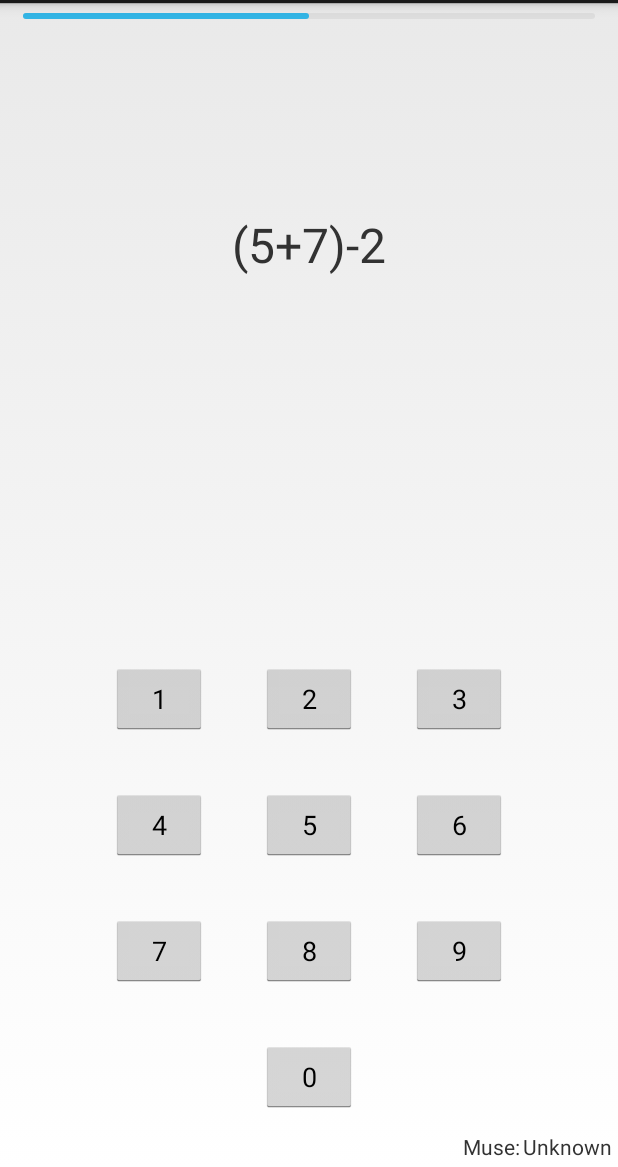
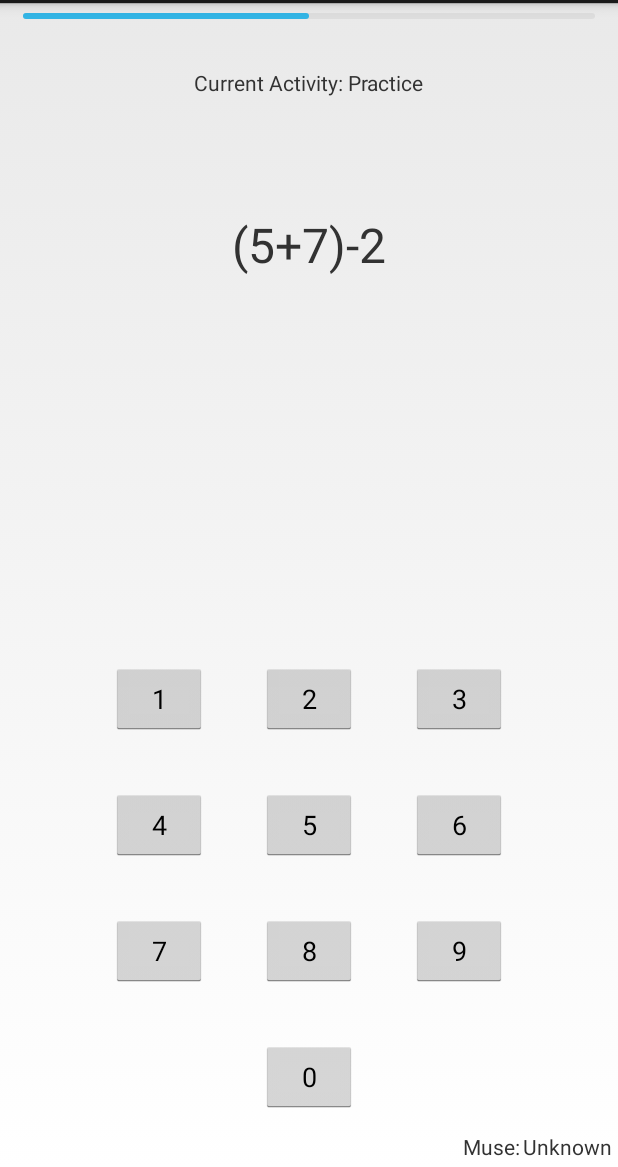
Before and after one commit to zhijiee/FocusDataCollection, an Android app: the Activity_Record_Data screen opened directly, with no data from a screen before it, on a phone screen of 412 x 824 dp, the part 69-1236 px from its top. Run offline under Robolectric (Android 15) with nearby library versions, the phone set to English and light mode, and no system bars; 2 statements that could not run were skipped.

Commit message:
Progressbar timer
onclick for buttons

next need to generate questions.

```diff
--- a/app/src/main/java/com/zhijie/focus/Activity_Record_Data.java
+++ b/app/src/main/java/com/zhijie/focus/Activity_Record_Data.java
@@ -11,11 +11,13 @@ import android.content.Context;
 import android.content.DialogInterface;
 import android.content.Intent;
 import android.os.Bundle;
+import android.os.CountDownTimer;
 import android.os.Environment;
 import android.os.Handler;
-import android.os.Looper;
 import android.util.Log;
+import android.view.View;
 import android.widget.Button;
+import android.widget.ProgressBar;
 import android.widget.TextView;
 import android.widget.Toast;
 
@@ -45,7 +47,7 @@ import java.util.concurrent.atomic.AtomicReference;
     TODO: Create Spinner while connecting
     TODO: Better connection animation
  */
-public class Activity_Record_Data extends Activity {
+public class Activity_Record_Data extends Activity implements View.OnClickListener {
 
     private final String TAG = "TestLibMuseAndroid";
     private final Handler handler = new Handler();
@@ -55,54 +57,23 @@ public class Activity_Record_Data extends Activity {
     private final double[] eegBuffer = new double[6];
     private final double[] alphaBuffer = new double[6];
     private final double[] accelBuffer = new double[3];
-    /**
-     * We don't want to block the UI thread while we write to a file, so the file
-     * writing is moved to a separate thread.
-     */
-    private final Thread fileThread = new Thread() {
-        @Override
-        public void run() {
-            Looper.prepare();
 
-            SimpleDateFormat formatter = new SimpleDateFormat("dd_MM_yyyy_HH_mm_ss", Locale.US);
-            Date now = new Date();
-            String fileName = formatter.format(now) + ".muse";
-
-            fileHandler.set(new Handler());
-            final File dir = getExternalFilesDir(Environment.DIRECTORY_DOWNLOADS);
-            final File file = new File(dir, fileName);
-            // MuseFileWriter will append to an existing file.
-            // In this case, we want to start fresh so the file
-            // if it exists.
-            if (file.exists()) {
-                file.delete();
-            }
-            Log.i(TAG, "Writing data to: " + file.getAbsolutePath());
-            fileWriter.set(MuseFileFactory.getMuseFileWriter(file));
-            Looper.loop();
-        }
-    };
     AlertDialog dialog;
     private Muse muse;
     private MuseManagerAndroid manager;
     private DataListener dataListener; // Receive packets from connected band
     private ConnectionListener connectionListener; //Headband connection Status
-    private boolean eegStale;
-    private boolean alphaStale;
-    private boolean accelStale;
+
+    private boolean recording = false;
+
     private Context context;
-    private boolean recording = false;
-    private Button start_record_btn;
-    private TextView instr_textview;
-    private Runnable recording_events = new Runnable() {
-        @Override
-        public void run() {
-            // todo: Create the sequence of events for the users to perform to record the data
-//            instr_textview.setText("Instructions to tell users what to do! TODO");
+
+    private TextView tv_current_activity_instr;
+    private TextView tv_arith_question;
+    private ProgressBar pb_timer;
 
 
-        }
-    };
+
 
     @Override
     protected void onCreate(Bundle savedInstanceState) {
@@ -119,9 +90,6 @@ public class Activity_Record_Data extends Activity {
         connectionListener = new ConnectionListener(weakActivity); //Status of Muse Headband
         dataListener = new DataListener(weakActivity); //Get data from EEG
 
-//        fileThread.start(); // Start File Thread
-
-
         // Connect Muse Activity
         Intent i = new Intent(this, Activity_Connect_Muse.class);
         startActivityForResult(i, R.integer.SELECT_MUSE_REQUEST);
@@ -130,30 +98,161 @@ public class Activity_Record_Data extends Activity {
 
     }
 
-    private void initFileWriter() {
-        SimpleDateFormat formatter = new SimpleDateFormat("dd_MM_yyyy_HH_mm_ss", Locale.US);
-        Date now = new Date();
-        String fileName = formatter.format(now) + ".muse";
+    @Override
+    public void onClick(View v) {
+        switch (v.getId()) {
+            case R.id.ans0:
+                Log.d(TAG, "Ans0");
 
-        fileHandler.set(new Handler());
-        final File dir = getExternalFilesDir(Environment.DIRECTORY_DOWNLOADS);
-        final File file = new File(dir, fileName);
-        // MuseFileWriter will append to an existing file.
-        // In this case, we want to start fresh so the file
-        // if it exists.
-        if (file.exists()) {
-            file.delete();
+//                int time = 120 * 1000;
+//                pb_timer.setMax(time/1000);
+//                new CountDownTimer(time,1000) {
+//                    @Override
+//                    public void onTick(long millisUntilFinished) {
+//                        int progress = (int) (millisUntilFinished/1000);
+//                        tv_arith_question.setText("Time:" + progress);
+//                        pb_timer.setProgress(progress);
+//                    }
+//
+//                    @Override
+//                    public void onFinish() {
+//                        pb_timer.setProgress(0);
+//                    }
+//                }.start();
+
+                break;
+            case R.id.ans1:
+                Log.d(TAG, "Ans1");
+                break;
+            case R.id.ans2:
+                Log.d(TAG, "Ans2");
+                break;
+            case R.id.ans3:
+                Log.d(TAG, "Ans3");
+                break;
+            case R.id.ans4:
+                Log.d(TAG, "Ans4");
+                break;
+            case R.id.ans5:
+                Log.d(TAG, "Ans5");
+                break;
+            case R.id.ans6:
+                Log.d(TAG, "Ans6");
+                break;
+            case R.id.ans7:
+                Log.d(TAG, "Ans7");
+                break;
+            case R.id.ans8:
+                Log.d(TAG, "Ans8");
+                break;
+            case R.id.ans9:
+                Log.d(TAG, "Ans9");
+                break;
+
+            default:
+                Toast.makeText(this, "MISSING BREAK STATEMENT/ NO SUCH BUTTON", Toast.LENGTH_LONG).show();
+
         }
-        Log.i(TAG, "Writing data to: " + file.getAbsolutePath());
-        fileWriter.set(MuseFileFactory.getMuseFileWriter(file));
+
     }
 
-    /*
-     *  -------------- Return from startActivityForResult ------------------
-     */
+    /* Test Sequences */
+    private void start_arithmetic_test_dialog() {
+        // 1. Instantiate an AlertDialog.Builder with its constructor
+        AlertDialog.Builder builder = new AlertDialog.Builder(context);
+
+        // 2. Chain together various setter methods to set the dialog characteristics
+        builder.setMessage(R.string.arith_test_instruction)
+                .setTitle("Instructions");
+
+
+        builder.setPositiveButton("Begin Test", new DialogInterface.OnClickListener() {
+            public void onClick(DialogInterface dialog, int id) {
+                // Start Recording Data
+                initFileWriter();
+                fileWriter.get().addAnnotationString(0, "Recording Started");
+                recording = true;
+                handler.post(arith_test_sequence);
+                Log.d(TAG, "Start EEG Recording to file!");
+            }
+        });
+
+        // 3. Get the AlertDialog from create()
+        dialog = builder.create();
+        dialog.setCancelable(false);
+        dialog.setCanceledOnTouchOutside(false);
+        dialog.show();
+
+//        (dialog).getButton(AlertDialog.BUTTON_POSITIVE)
+//                .setEnabled(false);
+
+    }
+
+    private Runnable arith_test_sequence = new Runnable() {
+        @Override
+        public void run() {
+            handler.post(arith_test_ui_update); //Begin UI Updates
+            tv_current_activity_instr.setText("Activity: Practice! 2 Min");
+
+            tv_arith_question.setText("question la"); // todo generate and set question
+
+            int time = 120 * 1000;
+            pb_timer.setMax(time / 1000);
+            new CountDownTimer(time, 1000) {
+                @Override
+                public void onTick(long millisUntilFinished) {
+                    int progress = (int) (millisUntilFinished / 1000);
+                    tv_arith_question.setText("Time:" + progress);
+                    pb_timer.setProgress(progress);
+                }
+
+                @Override
+                public void onFinish() {
+                    pb_timer.setProgress(0);
+                }
+            }.start();
+        }
+    };
+
+    // TODO UPDATE PROGRESS BAR
+    // TODO UPDATE TIMER COUNTDOWN
+    private Runnable arith_test_ui_update = new Runnable() {
+        @Override
+        public void run() {
+
+            handler.postDelayed(arith_test_ui_update, 1000 / 60);
+        }
+    };
 
     private void initUI() {
         setContentView(R.layout.arithmetic_task);
+        tv_current_activity_instr = findViewById(R.id.current_activity_instr);
+        tv_arith_question = findViewById(R.id.arith_question);
+        pb_timer = findViewById(R.id.timer_progressbar);
+
+        //Buttons
+        Button a0 = findViewById(R.id.ans0);
+        Button a1 = findViewById(R.id.ans1);
+        Button a2 = findViewById(R.id.ans2);
+        Button a3 = findViewById(R.id.ans3);
+        Button a4 = findViewById(R.id.ans4);
+        Button a5 = findViewById(R.id.ans5);
+        Button a6 = findViewById(R.id.ans6);
+        Button a7 = findViewById(R.id.ans7);
+        Button a8 = findViewById(R.id.ans8);
+        Button a9 = findViewById(R.id.ans9);
+
+        a0.setOnClickListener(this);
+        a1.setOnClickListener(this);
+        a2.setOnClickListener(this);
+        a3.setOnClickListener(this);
+        a4.setOnClickListener(this);
+        a5.setOnClickListener(this);
+        a6.setOnClickListener(this);
+        a7.setOnClickListener(this);
+        a8.setOnClickListener(this);
+        a9.setOnClickListener(this);
+
 
 //        start_record_btn = findViewById(R.id.start_recording);
 //        start_record_btn.setEnabled(false);
@@ -171,37 +270,11 @@ public class Activity_Record_Data extends Activity {
 
     }
 
-    private void start_arithmetic_test_dialog() {
-        // 1. Instantiate an AlertDialog.Builder with its constructor
-        AlertDialog.Builder builder = new AlertDialog.Builder(context);
-
-        // 2. Chain together various setter methods to set the dialog characteristics
-        builder.setMessage(R.string.arith_test_instruction)
-                .setTitle("Instructions");
+    /*
+     *  -------------- Return from startActivityForResult ------------------
+     */
 
 
-        builder.setPositiveButton("Begin Test", new DialogInterface.OnClickListener() {
-            public void onClick(DialogInterface dialog, int id) {
-                // Start Recording Data
-                initFileWriter();
-                fileWriter.get().addAnnotationString(0, "Recording Started");
-                recording = true;
-                handler.post(recording_events);
-                Log.d(TAG, "Start EEG Recording to file!");
-            }
-        });
-
-        // 3. Get the AlertDialog from create()
-        dialog = builder.create();
-        dialog.setCancelable(false);
-        dialog.setCanceledOnTouchOutside(false);
-        dialog.show();
-
-        (dialog).getButton(AlertDialog.BUTTON_POSITIVE)
-                .setEnabled(false);
-
-
-    }
     @Override
     protected void onActivityResult(int requestCode, int resultCode, Intent data) {
 
@@ -221,9 +294,6 @@ public class Activity_Record_Data extends Activity {
             }
         }
     }
-    /*
-     * -------------------- Begin File I/O --------------------------
-     */
 
     private final void connect_to_muse() {
         muse.unregisterAllListeners();
@@ -240,6 +310,54 @@ public class Activity_Record_Data extends Activity {
 
     }
 
+    /*
+     * -------------------- Begin File I/O --------------------------
+     */
+    private void initFileWriter() {
+        SimpleDateFormat formatter = new SimpleDateFormat("dd_MM_yyyy_HH_mm_ss", Locale.US);
+        Date now = new Date();
+        String fileName = formatter.format(now) + ".muse";
+
+        fileHandler.set(new Handler());
+        final File dir = getExternalFilesDir(Environment.DIRECTORY_DOWNLOADS);
+        final File file = new File(dir, fileName);
+        // MuseFileWriter will append to an existing file.
+        // In this case, we want to start fresh so the file
+        // if it exists.
+        if (file.exists()) {
+            file.delete();
+        }
+        Log.i(TAG, "Writing data to: " + file.getAbsolutePath());
+        fileWriter.set(MuseFileFactory.getMuseFileWriter(file));
+    }
+
+//    /**
+//     * We don't want to block the UI thread while we write to a file, so the file
+//     * writing is moved to a separate thread.
+//     */
+//    private final Thread fileThread = new Thread() {
+//        @Override
+//        public void run() {
+//            Looper.prepare();
+//
+//            SimpleDateFormat formatter = new SimpleDateFormat("dd_MM_yyyy_HH_mm_ss", Locale.US);
+//            Date now = new Date();
+//            String fileName = formatter.format(now) + ".muse";
+//
+//            fileHandler.set(new Handler());
+//            final File dir = getExternalFilesDir(Environment.DIRECTORY_DOWNLOADS);
+//            final File file = new File(dir, fileName);
+//            // MuseFileWriter will append to an existing file.
+//            // In this case, we want to start fresh so the file
+//            // if it exists.
+//            if (file.exists()) {
+//                file.delete();
+//            }
+//            Log.i(TAG, "Writing data to: " + file.getAbsolutePath());
+//            fileWriter.set(MuseFileFactory.getMuseFileWriter(file));
+//            Looper.loop();
+//        }
+//    };
     /**
      * Writes the provided MuseDataPacket to the file.  MuseFileWriter knows
      * how to write all packet types generated from LibMuse.
@@ -339,7 +457,7 @@ public class Activity_Record_Data extends Activity {
 
         } else if (current == ConnectionState.CONNECTED) {
 //            start_record_btn.setEnabled(true);
-            ((AlertDialog) dialog).getButton(AlertDialog.BUTTON_POSITIVE)
+            (dialog).getButton(AlertDialog.BUTTON_POSITIVE)
                     .setEnabled(true);
 
         }
@@ -366,17 +484,14 @@ public class Activity_Record_Data extends Activity {
             case EEG:
                 assert (eegBuffer.length >= n);
                 getEegChannelValues(eegBuffer, p);
-                eegStale = true;
                 break;
             case ACCELEROMETER:
                 assert (accelBuffer.length >= n);
                 getAccelValues(p);
-                accelStale = true;
                 break;
             case ALPHA_RELATIVE:
                 assert (alphaBuffer.length >= n);
                 getEegChannelValues(alphaBuffer, p);
-                alphaStale = true;
                 break;
             case BATTERY:
             case DRL_REF:
--- a/app/src/main/res/layout/arithmetic_task.xml
+++ b/app/src/main/res/layout/arithmetic_task.xml
@@ -6,7 +6,7 @@
     android:layout_height="match_parent">
 
     <ProgressBar
-        android:id="@+id/progressBar"
+        android:id="@+id/timer_progressbar"
         style="@android:style/Widget.DeviceDefault.ProgressBar.Horizontal"
         android:layout_width="0dp"
         android:layout_height="5dp"
@@ -21,7 +21,7 @@
         app:layout_constraintTop_toTopOf="parent" />
 
     <TextView
-        android:id="@+id/textView"
+        android:id="@+id/arith_question"
         android:layout_width="0dp"
         android:layout_height="52dp"
         android:layout_marginEnd="38dp"
@@ -29,11 +29,11 @@
         android:layout_marginTop="124dp"
         android:gravity="center"
         android:text="(5+7)-2"
-        android:textSize="32dp"
+        android:textSize="32sp"
         app:layout_constraintEnd_toEndOf="parent"
         app:layout_constraintHorizontal_bias="0.0"
         app:layout_constraintStart_toStartOf="parent"
-        app:layout_constraintTop_toBottomOf="@+id/progressBar" />
+        app:layout_constraintTop_toBottomOf="@+id/timer_progressbar" />
 
     <TextView
         android:id="@+id/muse_text"
@@ -157,4 +157,16 @@
 
         />
 
+    <TextView
+        android:id="@+id/current_activity_instr"
+        android:layout_width="wrap_content"
+        android:layout_height="wrap_content"
+        android:layout_marginEnd="8dp"
+        android:layout_marginStart="8dp"
+        android:layout_marginTop="32dp"
+        android:text="Current Activity: Practice"
+        app:layout_constraintEnd_toEndOf="parent"
+        app:layout_constraintStart_toStartOf="parent"
+        app:layout_constraintTop_toBottomOf="@+id/timer_progressbar" />
+
 </android.support.constraint.ConstraintLayout>
```
